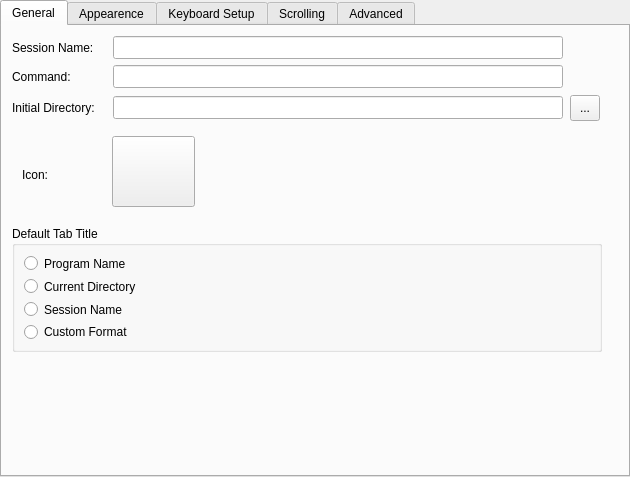
Before: the Qt Designer form konsole/EditProfileDialog.ui in KDE/konsole, drawn with Qt 5.
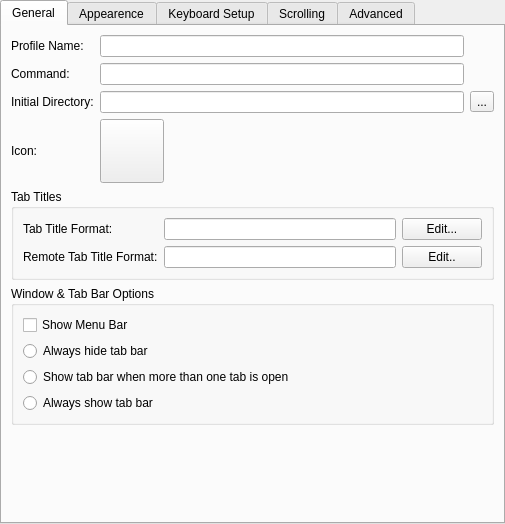
After: the same form once the commit is applied. The open tabs and pages were chosen to show the change.

Commit message: More Session -> Profile renaming.  Make default profile bold in 'Manage Profiles' dialog.  Show KDE directory selection dialog when clicking on initial directory edit button in profile edit dialog.

Patch:
```diff
--- a/konsole/EditProfileDialog.ui
+++ b/konsole/EditProfileDialog.ui
@@ -5,8 +5,8 @@
    <rect>
     <x>0</x>
     <y>0</y>
-    <width>630</width>
-    <height>477</height>
+    <width>505</width>
+    <height>524</height>
    </rect>
   </property>
   <property name="windowTitle" >
@@ -37,166 +37,195 @@
       <attribute name="title" >
        <string>General</string>
       </attribute>
-      <widget class="QLabel" name="label_9" >
-       <property name="geometry" >
-        <rect>
-         <x>10</x>
-         <y>69</y>
-         <width>96</width>
-         <height>26</height>
-        </rect>
-       </property>
-       <property name="text" >
-        <string>Initial Directory:</string>
-       </property>
-      </widget>
-      <widget class="QLabel" name="label_3" >
-       <property name="geometry" >
-        <rect>
-         <x>10</x>
-         <y>39</y>
-         <width>96</width>
-         <height>23</height>
-        </rect>
-       </property>
-       <property name="text" >
-        <string>Command:</string>
-       </property>
-      </widget>
-      <widget class="QLabel" name="label_2" >
-       <property name="geometry" >
-        <rect>
-         <x>10</x>
-         <y>10</y>
-         <width>101</width>
-         <height>23</height>
-        </rect>
-       </property>
-       <property name="text" >
-        <string>Session Name:</string>
-       </property>
-      </widget>
-      <widget class="QLabel" name="label_10" >
-       <property name="geometry" >
-        <rect>
-         <x>20</x>
-         <y>140</y>
-         <width>57</width>
-         <height>18</height>
-        </rect>
-       </property>
-       <property name="text" >
-        <string>Icon:</string>
-       </property>
-      </widget>
-      <widget class="QGroupBox" name="groupBox_5" >
-       <property name="geometry" >
-        <rect>
-         <x>10</x>
-         <y>200</y>
-         <width>590</width>
-         <height>126</height>
-        </rect>
-       </property>
-       <property name="title" >
-        <string>Default Tab Title</string>
-       </property>
-       <property name="flat" >
-        <bool>true</bool>
-       </property>
-       <layout class="QVBoxLayout" >
-        <item>
-         <widget class="QRadioButton" name="radioButton_4" >
-          <property name="text" >
-           <string>Program Name</string>
-          </property>
-         </widget>
-        </item>
-        <item>
-         <widget class="QRadioButton" name="radioButton_7" >
-          <property name="text" >
-           <string>Current Directory</string>
-          </property>
-         </widget>
-        </item>
-        <item>
-         <widget class="QRadioButton" name="radioButton_5" >
-          <property name="text" >
-           <string>Session Name</string>
-          </property>
-         </widget>
-        </item>
-        <item>
-         <widget class="QRadioButton" name="radioButton_6" >
-          <property name="text" >
-           <string>Custom Format</string>
-          </property>
-         </widget>
-        </item>
-       </layout>
-      </widget>
-      <widget class="QLineEdit" name="commandEdit" >
-       <property name="geometry" >
-        <rect>
-         <x>111</x>
-         <y>39</y>
-         <width>450</width>
-         <height>23</height>
-        </rect>
-       </property>
-      </widget>
-      <widget class="QToolButton" name="dirSelectButton" >
-       <property name="geometry" >
-        <rect>
-         <x>568</x>
-         <y>69</y>
-         <width>30</width>
-         <height>26</height>
-        </rect>
-       </property>
-       <property name="text" >
-        <string>...</string>
-       </property>
-      </widget>
-      <widget class="QLineEdit" name="sessionNameEdit" >
-       <property name="geometry" >
-        <rect>
-         <x>111</x>
-         <y>10</y>
-         <width>450</width>
-         <height>23</height>
-        </rect>
-       </property>
-      </widget>
-      <widget class="QLineEdit" name="initialDirEdit" >
-       <property name="geometry" >
-        <rect>
-         <x>111</x>
-         <y>70</y>
-         <width>450</width>
-         <height>23</height>
-        </rect>
-       </property>
-      </widget>
-      <widget class="QPushButton" name="iconSelectButton" >
-       <property name="geometry" >
-        <rect>
-         <x>110</x>
-         <y>110</y>
-         <width>83</width>
-         <height>71</height>
-        </rect>
-       </property>
-       <property name="text" >
-        <string/>
-       </property>
-       <property name="iconSize" >
-        <size>
-         <width>48</width>
-         <height>48</height>
-        </size>
-       </property>
-      </widget>
+      <layout class="QGridLayout" >
+       <item row="0" column="0" >
+        <widget class="QLabel" name="profileNameLabel" >
+         <property name="text" >
+          <string>Profile Name:</string>
+         </property>
+        </widget>
+       </item>
+       <item row="0" column="1" colspan="2" >
+        <widget class="QLineEdit" name="sessionNameEdit" />
+       </item>
+       <item row="1" column="0" >
+        <widget class="QLabel" name="label_3" >
+         <property name="text" >
+          <string>Command:</string>
+         </property>
+        </widget>
+       </item>
+       <item row="1" column="1" colspan="2" >
+        <widget class="QLineEdit" name="commandEdit" />
+       </item>
+       <item row="2" column="0" >
+        <widget class="QLabel" name="label_9" >
+         <property name="text" >
+          <string>Initial Directory:</string>
+         </property>
+        </widget>
+       </item>
+       <item row="2" column="1" colspan="2" >
+        <widget class="QLineEdit" name="initialDirEdit" />
+       </item>
+       <item row="2" column="3" >
+        <widget class="QToolButton" name="dirSelectButton" >
+         <property name="text" >
+          <string>...</string>
+         </property>
+        </widget>
+       </item>
+       <item row="3" column="0" >
+        <widget class="QLabel" name="label_10" >
+         <property name="text" >
+          <string>Icon:</string>
+         </property>
+        </widget>
+       </item>
+       <item row="3" column="1" >
+        <widget class="QPushButton" name="iconSelectButton" >
+         <property name="sizePolicy" >
+          <sizepolicy vsizetype="Fixed" hsizetype="Fixed" >
+           <horstretch>0</horstretch>
+           <verstretch>0</verstretch>
+          </sizepolicy>
+         </property>
+         <property name="minimumSize" >
+          <size>
+           <width>64</width>
+           <height>64</height>
+          </size>
+         </property>
+         <property name="baseSize" >
+          <size>
+           <width>0</width>
+           <height>0</height>
+          </size>
+         </property>
+         <property name="text" >
+          <string/>
+         </property>
+         <property name="iconSize" >
+          <size>
+           <width>48</width>
+           <height>48</height>
+          </size>
+         </property>
+        </widget>
+       </item>
+       <item row="3" column="2" >
+        <spacer>
+         <property name="orientation" >
+          <enum>Qt::Horizontal</enum>
+         </property>
+         <property name="sizeHint" >
+          <size>
+           <width>40</width>
+           <height>20</height>
+          </size>
+         </property>
+        </spacer>
+       </item>
+       <item row="5" column="0" colspan="4" >
+        <widget class="QGroupBox" name="groupBox_5" >
+         <property name="title" >
+          <string>Tab Titles</string>
+         </property>
+         <property name="flat" >
+          <bool>true</bool>
+         </property>
+         <layout class="QGridLayout" >
+          <item row="0" column="0" >
+           <widget class="QLabel" name="label" >
+            <property name="text" >
+             <string>Tab Title Format:</string>
+            </property>
+           </widget>
+          </item>
+          <item row="0" column="1" >
+           <widget class="QLineEdit" name="lineEdit" />
+          </item>
+          <item row="0" column="2" >
+           <widget class="QPushButton" name="pushButton" >
+            <property name="text" >
+             <string>Edit...</string>
+            </property>
+           </widget>
+          </item>
+          <item row="1" column="0" >
+           <widget class="QLabel" name="label_2" >
+            <property name="text" >
+             <string>Remote Tab Title Format:</string>
+            </property>
+           </widget>
+          </item>
+          <item row="1" column="1" >
+           <widget class="QLineEdit" name="lineEdit_2" />
+          </item>
+          <item row="1" column="2" >
+           <widget class="QPushButton" name="pushButton_2" >
+            <property name="text" >
+             <string>Edit..</string>
+            </property>
+           </widget>
+          </item>
+         </layout>
+        </widget>
+       </item>
+       <item row="6" column="0" colspan="4" >
+        <widget class="QGroupBox" name="groupBox_2" >
+         <property name="title" >
+          <string>Window &amp;&amp; Tab Bar Options</string>
+         </property>
+         <property name="flat" >
+          <bool>true</bool>
+         </property>
+         <layout class="QVBoxLayout" >
+          <item>
+           <widget class="QCheckBox" name="showMenuBarButton" >
+            <property name="text" >
+             <string>Show Menu Bar</string>
+            </property>
+           </widget>
+          </item>
+          <item>
+           <widget class="QRadioButton" name="alwaysHideTabBarButton" >
+            <property name="text" >
+             <string>Always hide tab bar</string>
+            </property>
+           </widget>
+          </item>
+          <item>
+           <widget class="QRadioButton" name="autoShowTabBarButton" >
+            <property name="text" >
+             <string>Show tab bar when more than one tab is open</string>
+            </property>
+           </widget>
+          </item>
+          <item>
+           <widget class="QRadioButton" name="alwaysShowTabBarButton" >
+            <property name="text" >
+             <string>Always show tab bar</string>
+            </property>
+           </widget>
+          </item>
+         </layout>
+        </widget>
+       </item>
+       <item row="7" column="0" >
+        <spacer>
+         <property name="orientation" >
+          <enum>Qt::Vertical</enum>
+         </property>
+         <property name="sizeHint" >
+          <size>
+           <width>20</width>
+           <height>40</height>
+          </size>
+         </property>
+        </spacer>
+       </item>
+      </layout>
      </widget>
      <widget class="QWidget" name="tab_2" >
       <attribute name="title" >
@@ -343,46 +372,6 @@
          </layout>
         </widget>
        </item>
-       <item>
-        <widget class="QGroupBox" name="groupBox_2" >
-         <property name="title" >
-          <string>Window Options</string>
-         </property>
-         <property name="flat" >
-          <bool>true</bool>
-         </property>
-         <layout class="QVBoxLayout" >
-          <item>
-           <widget class="QCheckBox" name="showMenuBarButton" >
-            <property name="text" >
-             <string>Show Menu Bar</string>
-            </property>
-           </widget>
-          </item>
-          <item>
-           <widget class="QRadioButton" name="alwaysHideTabBarButton" >
-            <property name="text" >
-             <string>Always hide tab bar</string>
-            </property>
-           </widget>
-          </item>
-          <item>
-           <widget class="QRadioButton" name="autoShowTabBarButton" >
-            <property name="text" >
-             <string>Show tab bar when more than one tab is open</string>
-            </property>
-           </widget>
-          </item>
-          <item>
-           <widget class="QRadioButton" name="alwaysShowTabBarButton" >
-            <property name="text" >
-             <string>Always show tab bar</string>
-            </property>
-           </widget>
-          </item>
-         </layout>
-        </widget>
-       </item>
       </layout>
      </widget>
      <widget class="QWidget" name="tab_3" >
```
Left out of the diff: 28 changed lines with no effect on the pictures. The commit also changes 13 other files.
